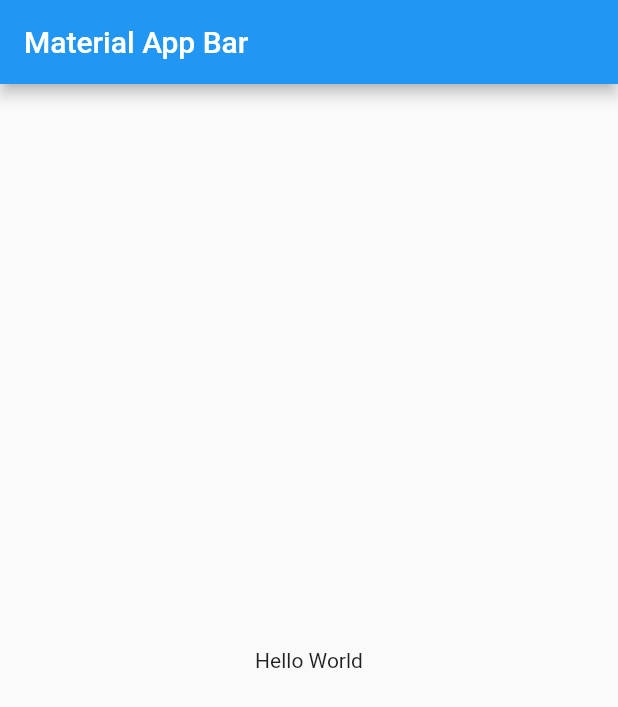
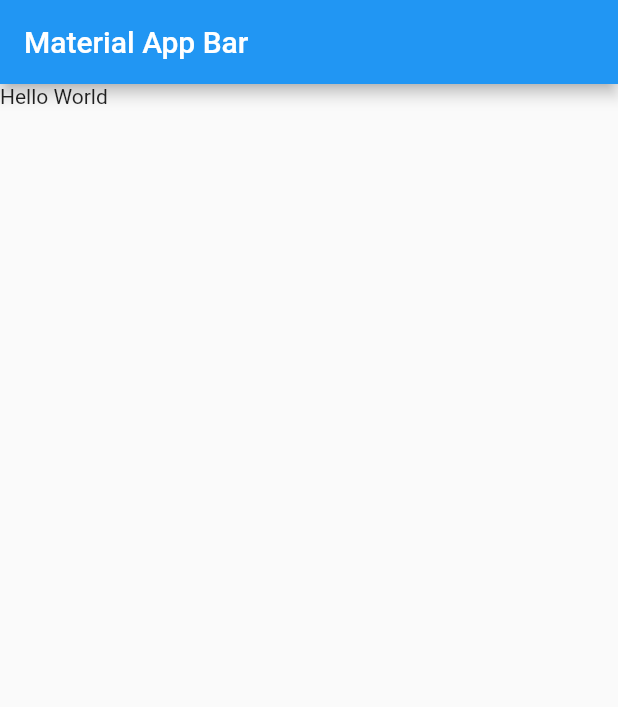
Before and after one commit to arifikhsan/flutter_components, a Flutter app: the screen it shows after launch, on a phone screen of 412 x 824 dp. Shown: the top 707 px of the screen. Run offline on Flutter 3.47's test engine with Material 2 defaults, Android fonts, the phone set to English and light mode, and no system bars.

Commit message:
text in column

```diff
--- a/lib/main.dart
+++ b/lib/main.dart
@@ -11,10 +11,10 @@ class MyApp extends StatelessWidget {
         appBar: AppBar(
           title: Text('Material App Bar'),
         ),
-        body: Center(
-          child: Container(
-            child: Text('Hello World'),
-          ),
+        body: Column(
+          children: <Widget>[
+            Text('Hello World'),
+          ],
         ),
       ),
     );
```
